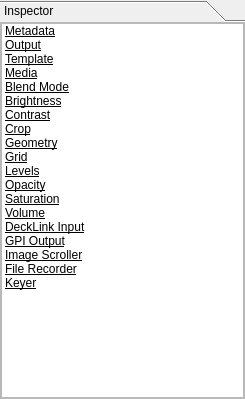
Before: the Qt Designer form trunk/Widgets/Inspector/InspectorWidget.ui in cambell-prince/casparcg-client, drawn with Qt 5.
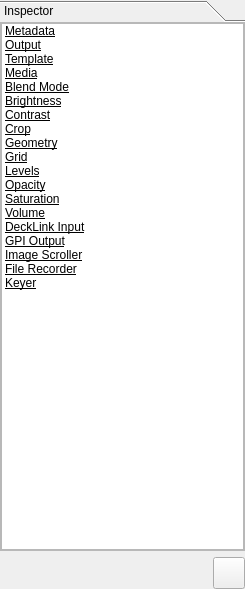
After: the same form once the commit is applied. Icons and pictures are not drawn.

What changed in the file:
```diff
--- a/trunk/Widgets/Inspector/InspectorWidget.ui
+++ b/trunk/Widgets/Inspector/InspectorWidget.ui
@@ -7,13 +7,13 @@
     <x>0</x>
     <y>0</y>
     <width>245</width>
-    <height>399</height>
+    <height>589</height>
    </rect>
   </property>
   <property name="styleSheet">
    <string notr="true"/>
   </property>
-  <layout class="QVBoxLayout" name="verticalLayout_3">
+  <layout class="QVBoxLayout" name="verticalLayout">
    <property name="spacing">
     <number>0</number>
    </property>
@@ -37,7 +37,7 @@
         <x>0</x>
         <y>0</y>
         <width>245</width>
-        <height>378</height>
+        <height>525</height>
        </rect>
       </property>
       <property name="sizePolicy">
@@ -73,10 +73,10 @@
             <x>0</x>
             <y>0</y>
             <width>243</width>
-            <height>376</height>
+            <height>523</height>
            </rect>
           </property>
-          <layout class="QVBoxLayout" name="verticalLayout">
+          <layout class="QVBoxLayout" name="verticalLayout_3">
            <property name="spacing">
             <number>0</number>
            </property>
@@ -630,6 +630,59 @@
      </widget>
     </widget>
    </item>
+   <item>
+    <spacer name="verticalSpacer">
+     <property name="orientation">
+      <enum>Qt::Vertical</enum>
+     </property>
+     <property name="sizeType">
+      <enum>QSizePolicy::Fixed</enum>
+     </property>
+     <property name="sizeHint" stdset="0">
+      <size>
+       <width>20</width>
+       <height>6</height>
+      </size>
+     </property>
+    </spacer>
+   </item>
+   <item>
+    <layout class="QHBoxLayout" name="horizontalLayoutMasterVolume">
+     <item>
+      <spacer name="horizontalSpacerMasterVolume">
+       <property name="orientation">
+        <enum>Qt::Horizontal</enum>
+       </property>
+       <property name="sizeHint" stdset="0">
+        <size>
+         <width>40</width>
+         <height>20</height>
+        </size>
+       </property>
+      </spacer>
+     </item>
+     <item>
+      <widget class="QToolButton" name="toolButtonMasterVolume">
+       <property name="minimumSize">
+        <size>
+         <width>32</width>
+         <height>32</height>
+        </size>
+       </property>
+       <property name="maximumSize">
+        <size>
+         <width>32</width>
+         <height>32</height>
+        </size>
+       </property>
+       <property name="icon">
+        <iconset resource="../Resource.qrc">
+         <normaloff>:/Graphics/Images/MasterVolumeOn.png</normaloff>:/Graphics/Images/MasterVolumeOn.png</iconset>
+       </property>
+      </widget>
+     </item>
+    </layout>
+   </item>
   </layout>
  </widget>
  <resources/>
```
Left out of the diff: 21 changed lines with no effect on the pictures.
